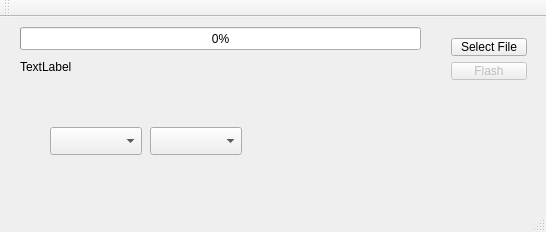
mfro0/tbdm-flasher, file mainwindow.ui: the form before one commit.
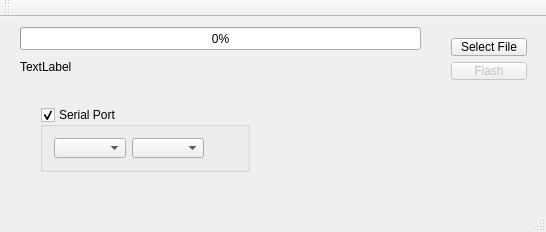
The form after the commit.

Commit message: add libusb to .pro file

Patch:
```diff
--- a/mainwindow.ui
+++ b/mainwindow.ui
@@ -72,25 +72,39 @@
      </item>
     </layout>
    </widget>
-   <widget class="QComboBox" name="portName">
-    <property name="geometry">
-     <rect>
-      <x>50</x>
-      <y>110</y>
-      <width>92</width>
-      <height>28</height>
-     </rect>
+   <widget class="QGroupBox" name="groupBox">
+    <property name="enabled">
+     <bool>true</bool>
     </property>
-   </widget>
-   <widget class="QComboBox" name="baudRate">
     <property name="geometry">
      <rect>
-      <x>150</x>
-      <y>110</y>
-      <width>92</width>
-      <height>28</height>
+      <x>40</x>
+      <y>90</y>
+      <width>210</width>
+      <height>65</height>
      </rect>
     </property>
+    <property name="title">
+     <string>Serial Port</string>
+    </property>
+    <property name="flat">
+     <bool>true</bool>
+    </property>
+    <property name="checkable">
+     <bool>true</bool>
+    </property>
+    <layout class="QFormLayout" name="formLayout">
+     <item row="0" column="0">
+      <layout class="QHBoxLayout" name="horizontalLayout">
+       <item>
+        <widget class="QComboBox" name="portName"/>
+       </item>
+       <item>
+        <widget class="QComboBox" name="baudRate"/>
+       </item>
+      </layout>
+     </item>
+    </layout>
    </widget>
   </widget>
   <widget class="QMenuBar" name="menuBar">
```
Left out of the diff: 2 changed lines with no effect on the pictures. The commit also changes 1 other file.
